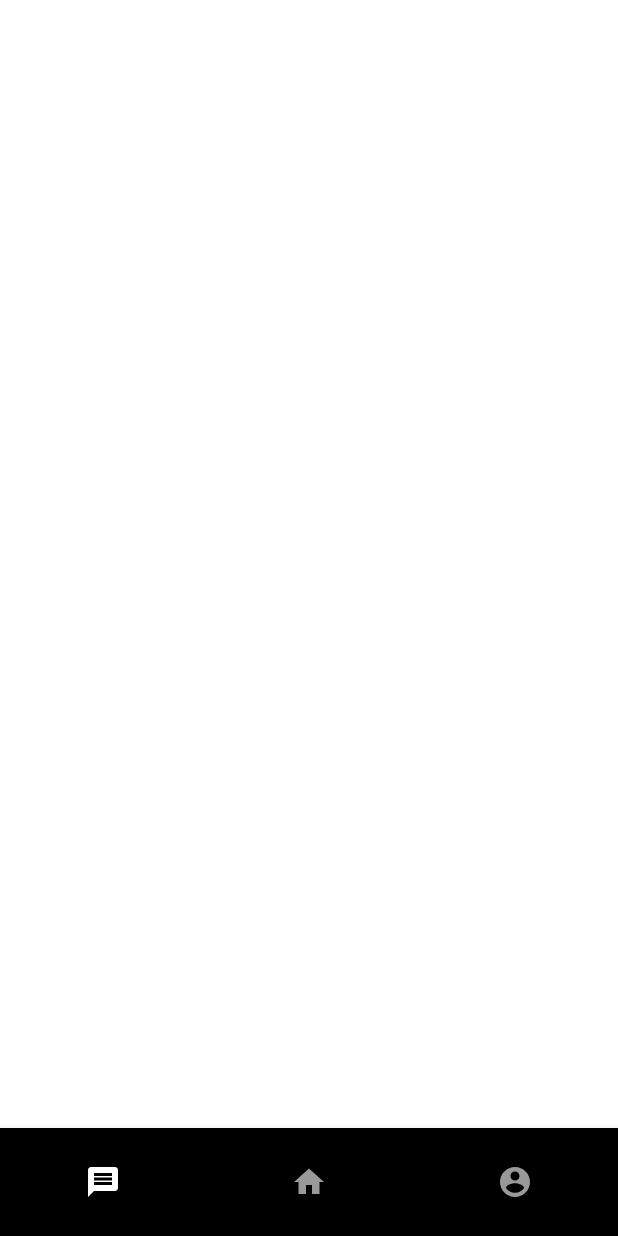
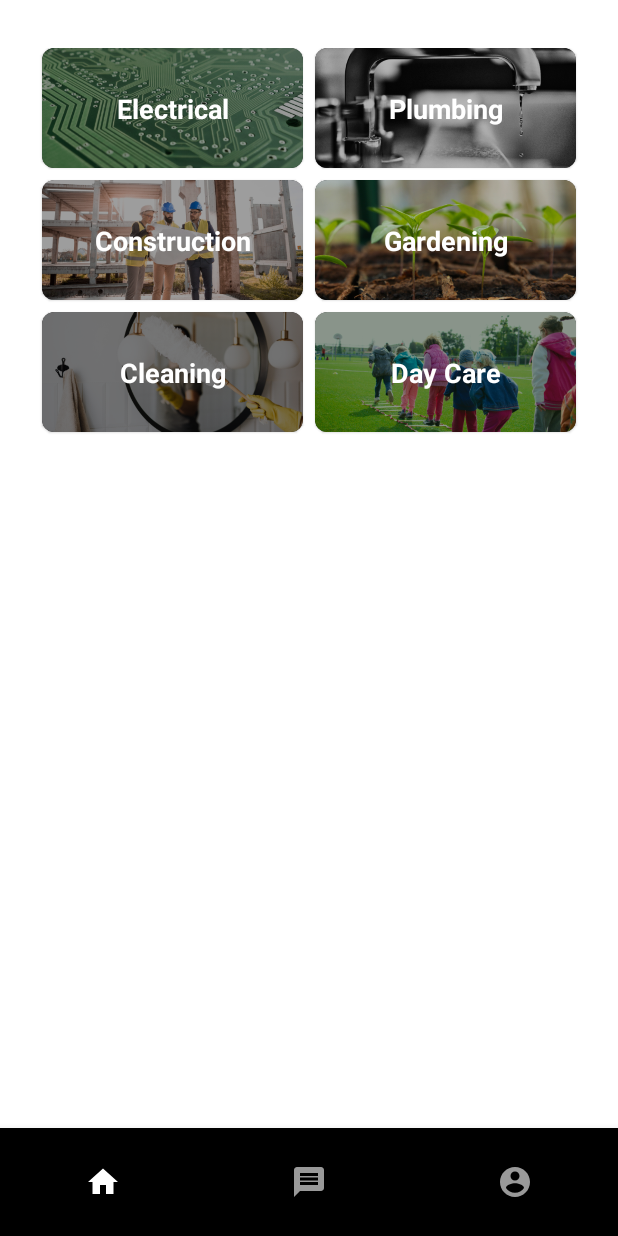
Before and after one commit to FayazRafeek/Serviceio_User, an Android app: the MainActivity screen opened directly, with no data from a screen before it, on a phone screen of 412 x 824 dp. Run offline under Robolectric (Android 15) with nearby library versions, the phone set to English and light mode, and no system bars.

Commit message:
Home Fragment

```diff
--- a/app/src/main/AndroidManifest.xml
+++ b/app/src/main/AndroidManifest.xml
@@ -24,6 +24,7 @@
         <activity android:name=".View.Activity.MainActivity" />
         <activity android:name=".View.Activity.OnBoardActivity" />
         <activity android:name=".View.Activity.AuthActivity"/>
+        <activity android:name=".View.Activity.CategoryActivity" />
     </application>
 
 </manifest>
--- a/app/src/main/java/com/anghar/serviceio/View/Activity/MainActivity.java
+++ b/app/src/main/java/com/anghar/serviceio/View/Activity/MainActivity.java
@@ -1,20 +1,74 @@
 package com.anghar.serviceio.View.Activity;
 
 import android.os.Bundle;
+import android.view.MenuItem;
 
+import androidx.annotation.NonNull;
 import androidx.annotation.Nullable;
 import androidx.appcompat.app.AppCompatActivity;
+import androidx.lifecycle.Observer;
+import androidx.lifecycle.ViewModelProvider;
 
+import com.anghar.serviceio.R;
+import com.anghar.serviceio.View.Fragment.HomeFragment;
+import com.anghar.serviceio.View.Fragment.MessageFragment;
+import com.anghar.serviceio.View.Fragment.ProfileFragment;
+import com.anghar.serviceio.Viewmodel.MainViewModel;
 import com.anghar.serviceio.databinding.ActivityMainBinding;
+import com.google.android.material.navigation.NavigationBarView;
 
 public class MainActivity extends AppCompatActivity {
 
     ActivityMainBinding binding;
+    MainViewModel mainViewModel;
 
     @Override
     protected void onCreate(@Nullable Bundle savedInstanceState) {
         super.onCreate(savedInstanceState);
+
+        mainViewModel = new ViewModelProvider(this).get(MainViewModel.class);
+
         binding = ActivityMainBinding.inflate(getLayoutInflater());
         setContentView(binding.getRoot());
+
+        setUpBottomNav();
+
+        mainViewModel.getHomeScreenLive().observe(this, new Observer<Integer>() {
+            @Override
+            public void onChanged(Integer integer) {
+                changeFragment(integer);
+            }
+        });
     }
+
+
+    void setUpBottomNav(){
+
+        binding.bottomNavigation.setOnItemSelectedListener(new NavigationBarView.OnItemSelectedListener() {
+            @Override
+            public boolean onNavigationItemSelected(@NonNull MenuItem item) {
+                switch (item.getItemId()){
+                    case R.id.nav_home: changeFragment(1); break;
+                    case R.id.nav_message: changeFragment(0); break;
+                    case R.id.nav_profile: changeFragment(2); break;
+                }
+                return true;
+            }
+        });
+    }
+
+    HomeFragment homeFragment;
+    void changeFragment(int pos){
+
+        if(homeFragment == null)
+            homeFragment = new HomeFragment();
+
+        getSupportFragmentManager().beginTransaction()
+                .replace(binding.homeFragContainer.getId(),pos == 1? homeFragment : pos == 0 ? new MessageFragment() : new ProfileFragment())
+                .commit();
+
+
+    }
+
+
 }
--- /dev/null
+++ b/app/src/main/java/com/anghar/serviceio/View/Adapter/CategoryAdapter.java
@@ -0,0 +1,82 @@
+package com.anghar.serviceio.View.Adapter;
+
+import android.content.Context;
+import android.view.LayoutInflater;
+import android.view.View;
+import android.view.ViewGroup;
+
+import androidx.annotation.NonNull;
+import androidx.core.content.ContextCompat;
+import androidx.recyclerview.widget.RecyclerView;
+
+import com.anghar.serviceio.R;
+import com.anghar.serviceio.databinding.CategoryListItemBinding;
+
+import java.util.ArrayList;
+import java.util.List;
+
+public class CategoryAdapter extends RecyclerView.Adapter<CategoryAdapter.CategoryVH> {
+
+    List<String> categories = new ArrayList<>();
+    Context context;
+    CategoryAction listner;
+
+    public CategoryAdapter(Context context, CategoryAction listner) {
+        this.context = context;
+        this.listner = listner;
+    }
+
+    @NonNull
+    @Override
+    public CategoryVH onCreateViewHolder(@NonNull ViewGroup parent, int viewType) {
+        CategoryListItemBinding binding = CategoryListItemBinding.inflate(LayoutInflater.from(parent.getContext()),parent,false);
+        return new CategoryVH(binding);
+    }
+
+    @Override
+    public void onBindViewHolder(@NonNull CategoryVH holder, int position) {
+
+        String cat = categories.get(position);
+
+        holder.binding.catTitle.setText(cat);
+        holder.binding.getRoot().setOnClickListener(new View.OnClickListener() {
+            @Override
+            public void onClick(View view) {
+                listner.onCatClick(cat);
+            }
+        });
+
+        switch (cat){
+            case "Construction" : holder.binding.catImage.setImageDrawable(ContextCompat.getDrawable(context, R.drawable.construction_image)); break;
+            case "Plumbing" : holder.binding.catImage.setImageDrawable(ContextCompat.getDrawable(context, R.drawable.plumbing_image)); break;
+            case "Electrical" : holder.binding.catImage.setImageDrawable(ContextCompat.getDrawable(context, R.drawable.electrical_image)); break;
+            case "Gardening" : holder.binding.catImage.setImageDrawable(ContextCompat.getDrawable(context, R.drawable.garden_iameg)); break;
+            case "Cleaning" : holder.binding.catImage.setImageDrawable(ContextCompat.getDrawable(context, R.drawable.cleaning_image)); break;
+            case "Day Care" : holder.binding.catImage.setImageDrawable(ContextCompat.getDrawable(context, R.drawable.daycare_image)); break;
+        }
+    }
+
+    @Override
+    public int getItemCount() {
+        return categories.size();
+    }
+
+    public void updateList(List<String> category){
+        this.categories = category;
+        notifyDataSetChanged();
+    }
+
+    public static class CategoryVH extends RecyclerView.ViewHolder{
+
+        CategoryListItemBinding binding;
+
+        public CategoryVH(@NonNull CategoryListItemBinding binding) {
+            super(binding.getRoot());
+            this.binding = binding;
+        }
+    }
+
+    public interface CategoryAction {
+        void onCatClick(String category);
+    }
+}
--- /dev/null
+++ b/app/src/main/java/com/anghar/serviceio/View/Fragment/HomeFragment.java
@@ -0,0 +1,68 @@
+package com.anghar.serviceio.View.Fragment;
+
+import android.content.Intent;
+import android.os.Bundle;
+import android.view.LayoutInflater;
+import android.view.View;
+import android.view.ViewGroup;
+
+import androidx.annotation.NonNull;
+import androidx.annotation.Nullable;
+import androidx.fragment.app.Fragment;
+import androidx.recyclerview.widget.GridLayoutManager;
+import androidx.recyclerview.widget.LinearLayoutManager;
+
+import com.anghar.serviceio.View.Activity.CategoryActivity;
+import com.anghar.serviceio.View.Adapter.CategoryAdapter;
+import com.anghar.serviceio.databinding.FragmentHomeBinding;
+
+import java.util.ArrayList;
+import java.util.List;
+
+public class HomeFragment extends Fragment implements CategoryAdapter.CategoryAction {
+
+    FragmentHomeBinding binding;
+
+    @Nullable
+    @Override
+    public View onCreateView(@NonNull LayoutInflater inflater, @Nullable ViewGroup container, @Nullable Bundle savedInstanceState) {
+        binding = FragmentHomeBinding.inflate(getLayoutInflater());
+        return binding.getRoot();
+    }
+
+    @Override
+    public void onViewCreated(@NonNull View view, @Nullable Bundle savedInstanceState) {
+        super.onViewCreated(view, savedInstanceState);
+
+        setUpCategiry();
+    }
+
+
+    CategoryAdapter categoryAdapter;
+    void setUpCategiry(){
+
+        if(categoryAdapter == null){
+            categoryAdapter = new CategoryAdapter(getContext(), this);
+            binding.categoryRecycler.setAdapter(categoryAdapter);
+            binding.categoryRecycler.setLayoutManager(new GridLayoutManager(getContext(),2));
+        }
+
+        List<String>  categories = new ArrayList<>();
+        categories.add("Electrical");
+        categories.add("Plumbing");
+        categories.add("Construction");
+        categories.add("Gardening");
+        categories.add("Cleaning");
+        categories.add("Day Care");
+
+        categoryAdapter.updateList(categories);
+    }
+
+
+    @Override
+    public void onCatClick(String category) {
+        Intent intent = new Intent(getActivity(), CategoryActivity.class);
+        intent.putExtra("CATEGORY",category);
+        startActivity(intent);
+    }
+}
--- /dev/null
+++ b/app/src/main/java/com/anghar/serviceio/Viewmodel/MainViewModel.java
@@ -0,0 +1,21 @@
+package com.anghar.serviceio.Viewmodel;
+
+import androidx.lifecycle.LiveData;
+import androidx.lifecycle.MutableLiveData;
+import androidx.lifecycle.ViewModel;
+
+public class MainViewModel extends ViewModel {
+
+    public MainViewModel() {
+    }
+
+    MutableLiveData<Integer> homeScreenLive = new MutableLiveData<>(1);
+
+    public LiveData<Integer> getHomeScreenLive() {
+        return homeScreenLive;
+    }
+
+    public void setHomeScreenLive(Integer homeScreenLive) {
+        this.homeScreenLive.setValue(homeScreenLive);
+    }
+}
--- /dev/null
+++ b/app/src/main/res/layout/category_list_item.xml
@@ -0,0 +1,38 @@
+<?xml version="1.0" encoding="utf-8"?>
+<com.google.android.material.card.MaterialCardView xmlns:android="http://schemas.android.com/apk/res/android"
+    android:layout_width="match_parent"
+    android:layout_height="80dp"
+    xmlns:app="http://schemas.android.com/apk/res-auto"
+    app:cardCornerRadius="8dp"
+    android:layout_marginHorizontal="4dp"
+    android:layout_marginBottom="8dp"
+    app:cardBackgroundColor="@color/black"
+    >
+
+    <androidx.constraintlayout.widget.ConstraintLayout
+        android:layout_width="match_parent"
+        android:layout_height="match_parent">
+
+        <ImageView
+            android:layout_width="match_parent"
+            android:layout_height="match_parent"
+            android:scaleType="centerCrop"
+            android:id="@+id/cat_image"/>
+
+        <TextView
+            android:id="@+id/cat_title"
+            android:layout_width="wrap_content"
+            android:layout_height="wrap_content"
+            android:text="Plumping"
+            android:textStyle="bold"
+            android:textSize="18sp"
+            android:textColor="@color/white"
+            app:layout_constraintBottom_toBottomOf="parent"
+            app:layout_constraintEnd_toEndOf="parent"
+            app:layout_constraintStart_toStartOf="parent"
+            app:layout_constraintTop_toTopOf="parent" />
+    </androidx.constraintlayout.widget.ConstraintLayout>
+
+
+
+</com.google.android.material.card.MaterialCardView >
--- /dev/null
+++ b/app/src/main/res/layout/fragment_home.xml
@@ -0,0 +1,18 @@
+<?xml version="1.0" encoding="utf-8"?>
+<androidx.constraintlayout.widget.ConstraintLayout xmlns:android="http://schemas.android.com/apk/res/android"
+    xmlns:app="http://schemas.android.com/apk/res-auto"
+    android:layout_width="match_parent"
+    android:layout_height="match_parent">
+
+
+    <androidx.recyclerview.widget.RecyclerView
+        android:id="@+id/category_recycler"
+        android:layout_width="match_parent"
+        android:layout_height="wrap_content"
+        android:layout_marginTop="32dp"
+        android:layout_marginHorizontal="24dp"
+        app:layout_constraintEnd_toEndOf="parent"
+        app:layout_constraintStart_toStartOf="parent"
+        app:layout_constraintTop_toTopOf="parent" />
+
+</androidx.constraintlayout.widget.ConstraintLayout>
--- a/app/src/main/res/menu/home_bot_menu.xml
+++ b/app/src/main/res/menu/home_bot_menu.xml
@@ -1,10 +1,5 @@
 <?xml version="1.0" encoding="utf-8"?>
 <menu xmlns:android="http://schemas.android.com/apk/res/android">
-
-    <item
-        android:id="@+id/nav_message"
-        android:title=""
-        android:icon="@drawable/ic_message"/>
 
     <item
         android:id="@+id/nav_home"
@@ -13,6 +8,13 @@
         android:icon="@drawable/ic_home"/>
 
     <item
+        android:id="@+id/nav_message"
+        android:title=""
+        android:icon="@drawable/ic_message"/>
+
+
+
+    <item
         android:id="@+id/nav_profile"
         android:title=""
         android:icon="@drawable/ic_profile"/>
```
Also changed, not shown: app/src/main/java/com/anghar/serviceio/View/Activity/CategoryActivity.java (added, +19 -0 lines), app/src/main/java/com/anghar/serviceio/View/Fragment/MessageFragment.java (added, +31 -0 lines), app/src/main/java/com/anghar/serviceio/View/Fragment/ProfileFragment.java (added, +29 -0 lines), app/src/main/res/layout/activity_category.xml (added, +16 -0 lines), app/src/main/res/layout/fragment_message.xml (added, +16 -0 lines), app/src/main/res/layout/fragment_profile.xml (added, +16 -0 lines), app/src/main/res/drawable/cleaning_image.png (added), app/src/main/res/drawable/construction_image.png (added), app/src/main/res/drawable/daycare_image.png (added), app/src/main/res/drawable/electrical_image.png (added), app/src/main/res/drawable/garden_iameg.png (added), app/src/main/res/drawable/plumbing_image.png (added).
